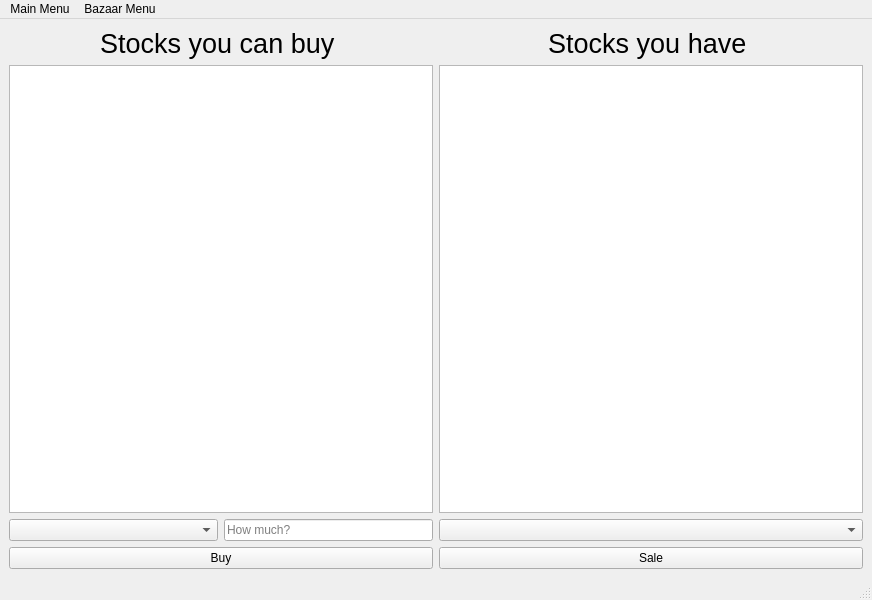
The window that basicwindow.ui (SAMoosavi/AdvancedProgrammingProject2) describes before a commit, drawn with Qt 5.
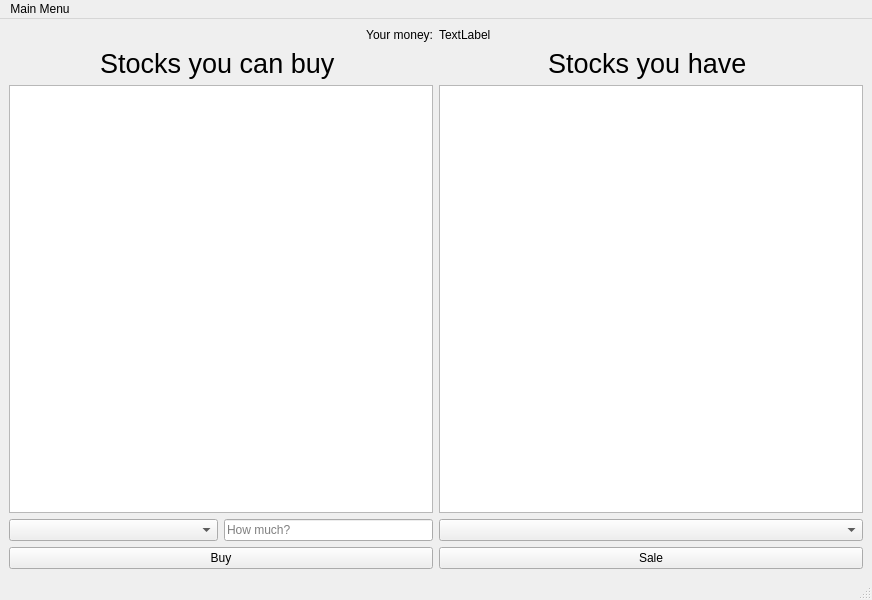
The same window after the commit.

Commit message: show money

```diff
--- a/basicwindow.ui
+++ b/basicwindow.ui
@@ -15,43 +15,21 @@
   </property>
   <widget class="QWidget" name="centralwidget">
    <layout class="QGridLayout" name="gridLayout_4">
-    <item row="0" column="0">
-     <widget class="QLabel" name="label">
-      <property name="font">
-       <font>
-        <pointsize>20</pointsize>
-       </font>
-      </property>
-      <property name="text">
-       <string>Stocks you can buy </string>
-      </property>
-      <property name="alignment">
-       <set>Qt::AlignCenter</set>
-      </property>
-     </widget>
+    <item row="3" column="1">
+     <layout class="QGridLayout" name="gridLayout_3">
+      <item row="0" column="0">
+       <widget class="QComboBox" name="comboBox_sale"/>
+      </item>
+      <item row="1" column="0">
+       <widget class="QPushButton" name="pushButton_sale">
+        <property name="text">
+         <string>Sale</string>
+        </property>
+       </widget>
+      </item>
+     </layout>
     </item>
-    <item row="0" column="1">
-     <widget class="QLabel" name="label_2">
-      <property name="font">
-       <font>
-        <pointsize>20</pointsize>
-       </font>
-      </property>
-      <property name="text">
-       <string>Stocks you have </string>
-      </property>
-      <property name="alignment">
-       <set>Qt::AlignCenter</set>
-      </property>
-     </widget>
-    </item>
-    <item row="1" column="0">
-     <widget class="QTableWidget" name="tableWidget_buy"/>
-    </item>
-    <item row="1" column="1">
-     <widget class="QTableWidget" name="tableWidget_sale"/>
-    </item>
-    <item row="2" column="0">
+    <item row="3" column="0">
      <layout class="QGridLayout" name="gridLayout_2">
       <item row="0" column="0">
        <layout class="QGridLayout" name="gridLayout">
@@ -98,19 +76,58 @@
       </item>
      </layout>
     </item>
+    <item row="1" column="1">
+     <widget class="QLabel" name="label_2">
+      <property name="font">
+       <font>
+        <pointsize>20</pointsize>
+       </font>
+      </property>
+      <property name="text">
+       <string>Stocks you have </string>
+      </property>
+      <property name="alignment">
+       <set>Qt::AlignCenter</set>
+      </property>
+     </widget>
+    </item>
     <item row="2" column="1">
-     <layout class="QGridLayout" name="gridLayout_3">
-      <item row="0" column="0">
-       <widget class="QComboBox" name="comboBox_sale"/>
-      </item>
-      <item row="1" column="0">
-       <widget class="QPushButton" name="pushButton_sale">
-        <property name="text">
-         <string>Sale</string>
-        </property>
-       </widget>
-      </item>
-     </layout>
+     <widget class="QTableWidget" name="tableWidget_sale"/>
+    </item>
+    <item row="2" column="0">
+     <widget class="QTableWidget" name="tableWidget_buy"/>
+    </item>
+    <item row="1" column="0">
+     <widget class="QLabel" name="label">
+      <property name="font">
+       <font>
+        <pointsize>20</pointsize>
+       </font>
+      </property>
+      <property name="text">
+       <string>Stocks you can buy </string>
+      </property>
+      <property name="alignment">
+       <set>Qt::AlignCenter</set>
+      </property>
+     </widget>
+    </item>
+    <item row="0" column="0">
+     <widget class="QLabel" name="label_3">
+      <property name="text">
+       <string>Your money:</string>
+      </property>
+      <property name="alignment">
+       <set>Qt::AlignRight|Qt::AlignTrailing|Qt::AlignVCenter</set>
+      </property>
+     </widget>
+    </item>
+    <item row="0" column="1">
+     <widget class="QLabel" name="label_money">
+      <property name="text">
+       <string>TextLabel</string>
+      </property>
+     </widget>
     </item>
    </layout>
   </widget>
@@ -146,29 +163,7 @@
     <addaction name="actionSign_out"/>
     <addaction name="actionExit"/>
    </widget>
-   <widget class="QMenu" name="menuBazaar_Menu">
-    <property name="title">
-     <string>Bazaar Menu</string>
-    </property>
-    <widget class="QMenu" name="menuStock">
-     <property name="title">
-      <string>Stock</string>
-     </property>
-     <addaction name="actionBuy"/>
-     <addaction name="actionSale"/>
-    </widget>
-    <widget class="QMenu" name="menuShow">
-     <property name="title">
-      <string>Show</string>
-     </property>
-     <addaction name="actionYour_stocks"/>
-     <addaction name="actionAll_stocks"/>
-    </widget>
-    <addaction name="menuStock"/>
-    <addaction name="menuShow"/>
-   </widget>
    <addaction name="menuMain_Menu"/>
-   <addaction name="menuBazaar_Menu"/>
   </widget>
   <widget class="QStatusBar" name="statusbar"/>
   <action name="actionSign_out">
```
Left out of the diff: 14 changed lines with no effect on the pictures. The commit also changes 1 other file.
